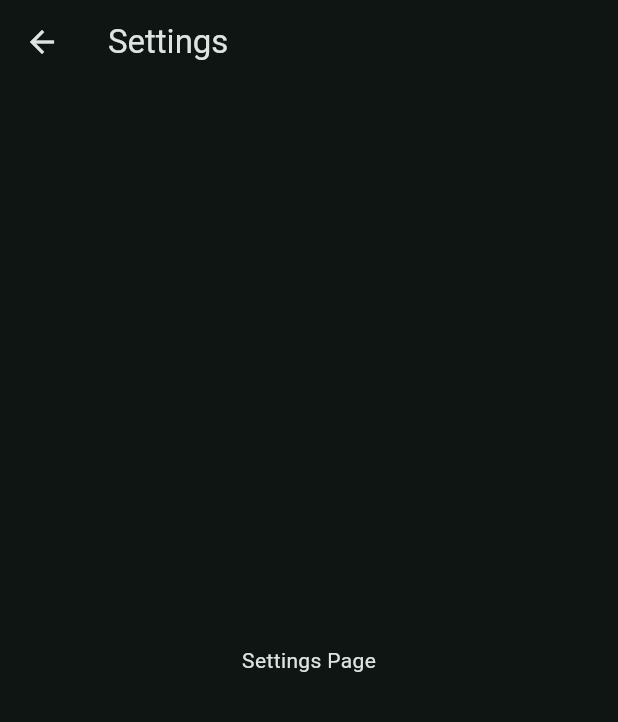
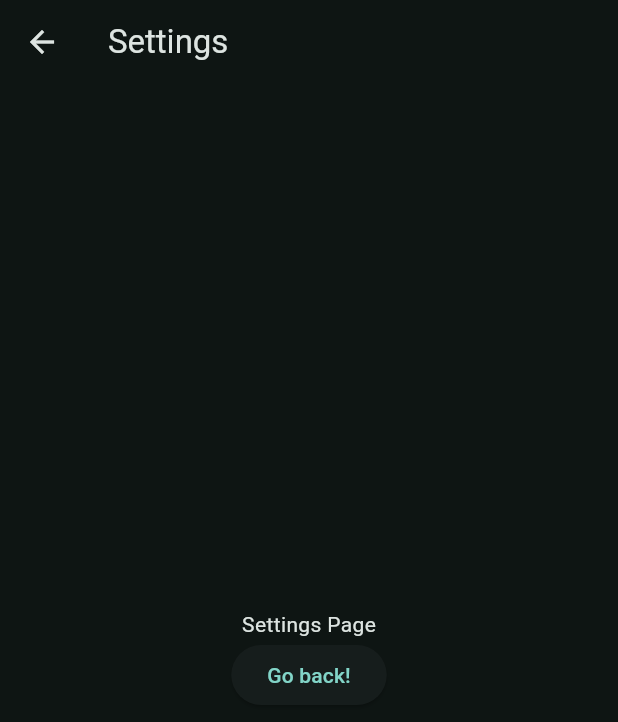
Before and after one commit to purnadi-winarno/flutter_kickstart, a Flutter app: the SettingPage screen opened by its route, on a phone screen of 412 x 824 dp. Shown: the top 722 px of the screen. Run offline on Flutter 3.47's test engine with Material 3 defaults, Android fonts, the phone set to English and light mode, and no system bars.

```diff
--- a/lib/views/pages/setting_page.dart
+++ b/lib/views/pages/setting_page.dart
@@ -7,7 +7,20 @@ class SettingPage extends StatelessWidget {
   Widget build(BuildContext context) {
     return Scaffold(
       appBar: AppBar(title: const Text('Settings')),
-      body: const Center(child: Text('Settings Page')),
+      body: Center(
+        child: Column(
+          mainAxisAlignment: MainAxisAlignment.center,
+          children: [
+            Text('Settings Page'),
+            ElevatedButton(
+              onPressed: () {
+                Navigator.pop(context);
+              },
+              child: const Text('Go back!'),
+            ),
+          ],
+        ),
+      ),
     );
   }
 }
```
